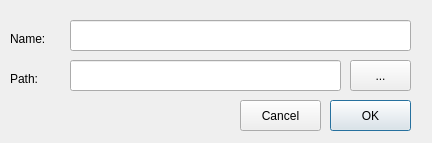
Qt form src/gui/new_project.ui (MarcSky/MellowAVR) before a commit.
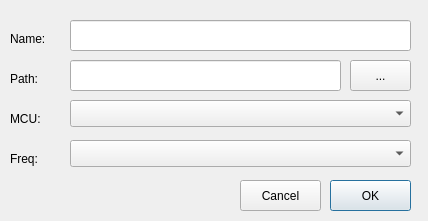
The same form after that commit.

What changed in the file:
```diff
--- a/src/gui/new_project.ui
+++ b/src/gui/new_project.ui
@@ -6,8 +6,8 @@
    <rect>
     <x>0</x>
     <y>0</y>
-    <width>432</width>
-    <height>143</height>
+    <width>428</width>
+    <height>221</height>
    </rect>
   </property>
   <property name="windowTitle">
@@ -50,7 +50,7 @@
    <property name="geometry">
     <rect>
      <x>240</x>
-     <y>100</y>
+     <y>180</y>
      <width>81</width>
      <height>31</height>
     </rect>
@@ -63,7 +63,7 @@
    <property name="geometry">
     <rect>
      <x>330</x>
-     <y>100</y>
+     <y>180</y>
      <width>81</width>
      <height>31</height>
     </rect>
@@ -104,6 +104,52 @@
     <string>Path:</string>
    </property>
   </widget>
+  <widget class="QComboBox" name="mcu_box">
+   <property name="geometry">
+    <rect>
+     <x>70</x>
+     <y>100</y>
+     <width>341</width>
+     <height>27</height>
+    </rect>
+   </property>
+  </widget>
+  <widget class="QComboBox" name="freq_box">
+   <property name="geometry">
+    <rect>
+     <x>70</x>
+     <y>140</y>
+     <width>341</width>
+     <height>27</height>
+    </rect>
+   </property>
+  </widget>
+  <widget class="QLabel" name="label_3">
+   <property name="geometry">
+    <rect>
+     <x>10</x>
+     <y>110</y>
+     <width>66</width>
+     <height>17</height>
+    </rect>
+   </property>
+   <property name="text">
+    <string>MCU:</string>
+   </property>
+  </widget>
+  <widget class="QLabel" name="label_4">
+   <property name="geometry">
+    <rect>
+     <x>10</x>
+     <y>150</y>
+     <width>66</width>
+     <height>17</height>
+    </rect>
+   </property>
+   <property name="text">
+    <string>Freq:</string>
+   </property>
+  </widget>
  </widget>
  <resources/>
  <connections/>
```
